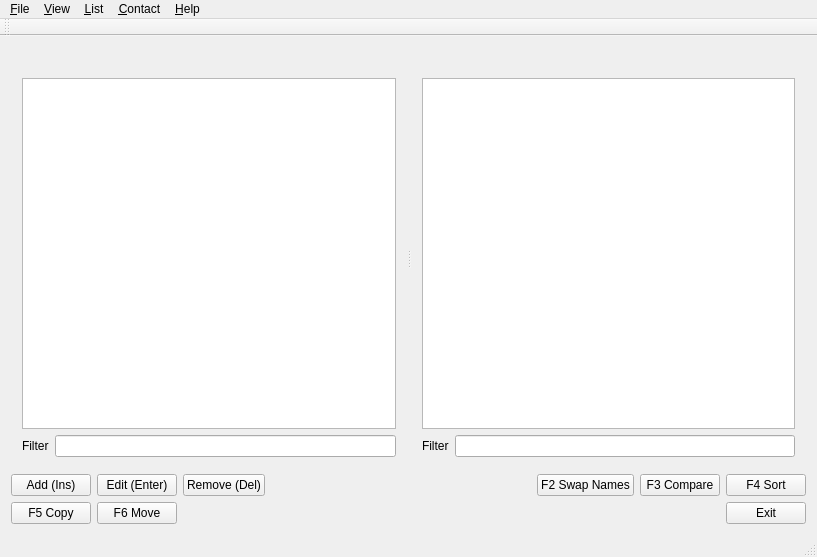
DarkHobbit/doublecontact, file app/mainwindow.ui: the form before one commit.
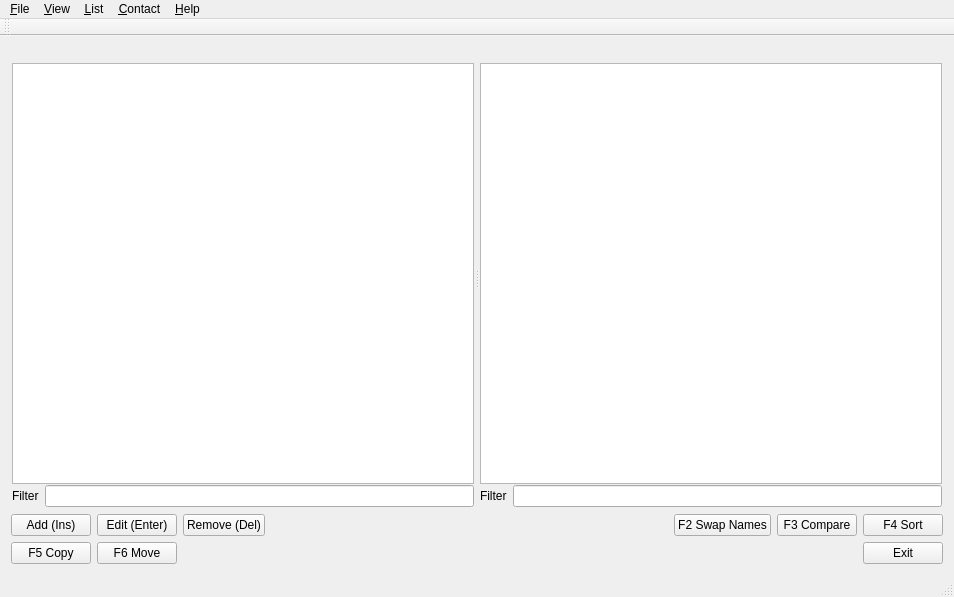
The form after the commit. Icons and pictures are not drawn.

```diff
--- a/app/mainwindow.ui
+++ b/app/mainwindow.ui
@@ -6,8 +6,8 @@
    <rect>
     <x>0</x>
     <y>0</y>
-    <width>817</width>
-    <height>557</height>
+    <width>954</width>
+    <height>597</height>
    </rect>
   </property>
   <property name="windowTitle">
@@ -30,8 +30,24 @@
       <property name="orientation">
        <enum>Qt::Horizontal</enum>
       </property>
-      <widget class="QWidget" name="wgtLeftTable">
+      <widget class="QStackedWidget" name="swLeft">
+       <widget class="QWidget" name="swtLeftPageTable">
        <layout class="QVBoxLayout" name="verticalLayout">
+         <property name="spacing">
+          <number>1</number>
+         </property>
+         <property name="leftMargin">
+          <number>1</number>
+         </property>
+         <property name="topMargin">
+          <number>1</number>
+         </property>
+         <property name="rightMargin">
+          <number>1</number>
+         </property>
+         <property name="bottomMargin">
+          <number>1</number>
+         </property>
         <item>
          <widget class="QLabel" name="lbLeft">
           <property name="font">
@@ -73,8 +89,30 @@
         </item>
        </layout>
       </widget>
-      <widget class="QWidget" name="wgtRightTable">
+       <widget class="QGroupBox" name="swLeftPageDetails">
+        <property name="title">
+         <string>Contact Details</string>
+        </property>
+       </widget>
+      </widget>
+      <widget class="QStackedWidget" name="swRight">
+       <widget class="QWidget" name="swRightPageTable">
        <layout class="QVBoxLayout" name="verticalLayout_2">
+         <property name="spacing">
+          <number>1</number>
+         </property>
+         <property name="leftMargin">
+          <number>1</number>
+         </property>
+         <property name="topMargin">
+          <number>1</number>
+         </property>
+         <property name="rightMargin">
+          <number>1</number>
+         </property>
+         <property name="bottomMargin">
+          <number>1</number>
+         </property>
         <item>
          <widget class="QLabel" name="lbRight">
           <property name="font">
@@ -113,6 +151,12 @@
         </item>
        </layout>
       </widget>
+       <widget class="QGroupBox" name="swRigthPageDetails">
+        <property name="title">
+         <string>Contact Details</string>
+        </property>
+       </widget>
+      </widget>
      </widget>
     </item>
     <item>
@@ -219,7 +263,7 @@
     <rect>
      <x>0</x>
      <y>0</y>
-     <width>817</width>
+     <width>954</width>
      <height>22</height>
     </rect>
    </property>
```
Left out of the diff: 12 changed lines with no effect on the pictures. Lines whose indentation alone changed are shown as unchanged.
